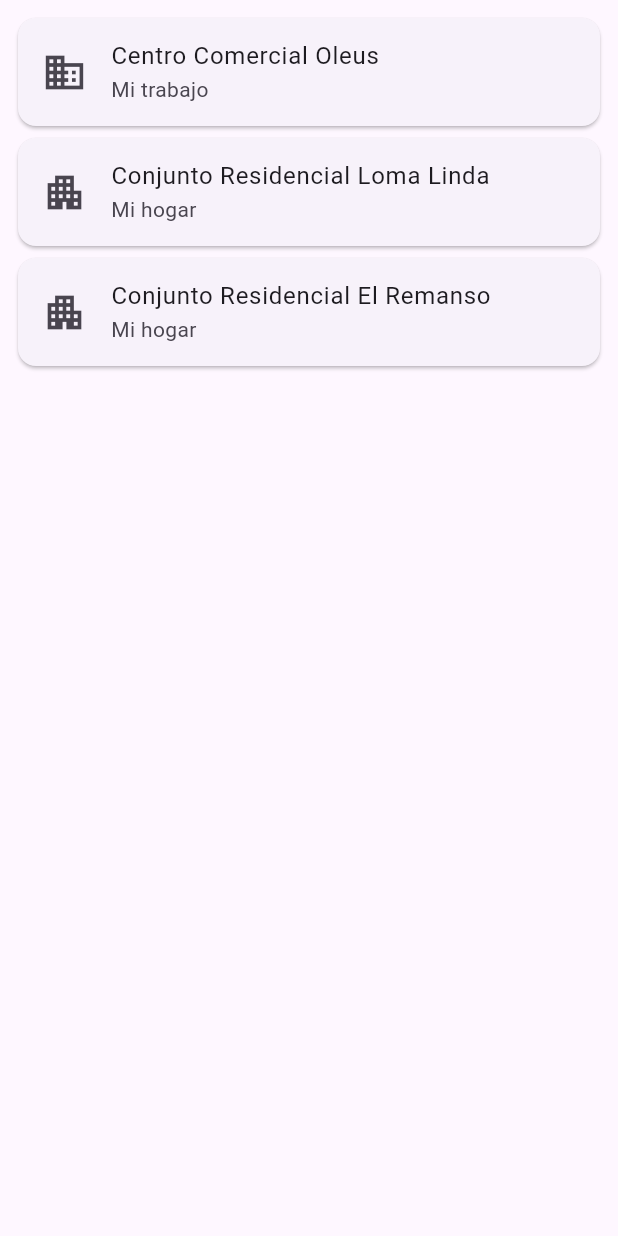
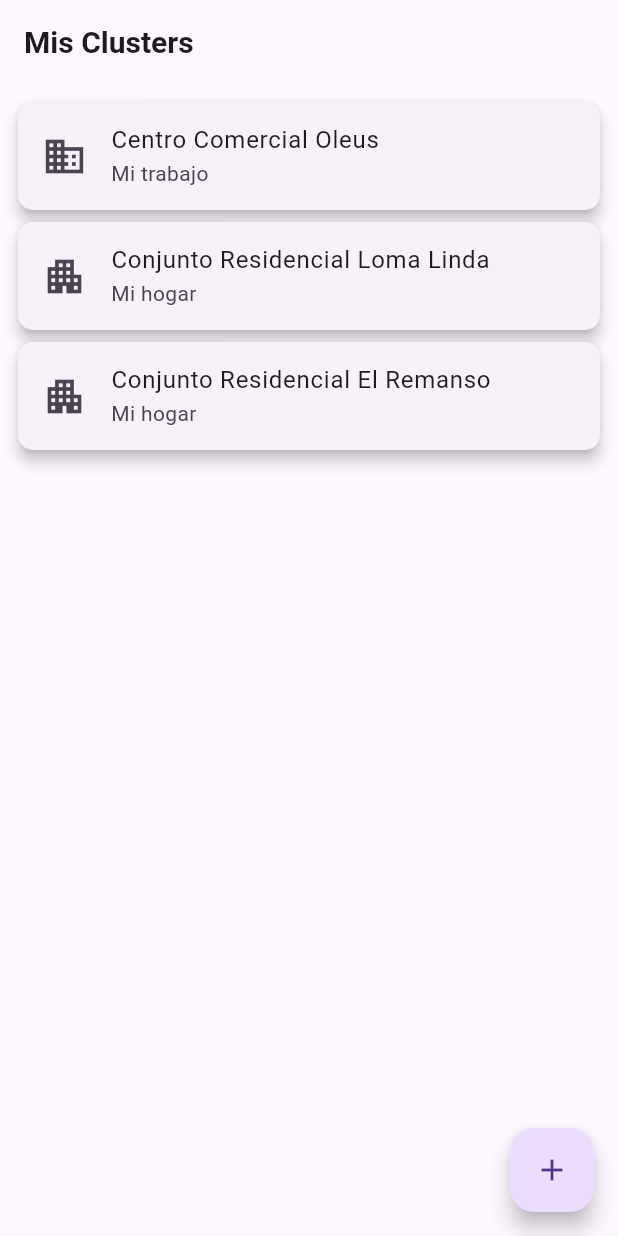
Before and after one commit to hamebust/clusterpassport, a Flutter app: the MyClustersPage screen opened directly, on a phone screen of 412 x 824 dp. Run offline on Flutter 3.47's test engine with Material 3 defaults, Android fonts, the phone set to English and light mode, and no system bars; our stand-ins replace cached_network_image, fluttertoast, image_picker; missing offline and left inert: country_pickers, flutter_pin_code_fields, giphy_picker.

Commit message:
20240823-12:44

```diff
--- a/lib/features/authorized/presenter/chat_authorized_page.dart
+++ b/lib/features/authorized/presenter/chat_authorized_page.dart
@@ -175,7 +175,7 @@ class VisitInformation extends StatelessWidget {
   final ValueChanged<String?> onTimeTypeSelected;
   final ValueChanged<int> onHourSelected;
 
-  VisitInformation({
+  const VisitInformation({
     super.key,
     required this.timeType,
     required this.visitType,
@@ -253,7 +253,7 @@ class VisitInformation extends StatelessWidget {
           ),
           child: Text(
             '$label: $formattedDateTime',
-            style: TextStyle(color: Colors.white),
+            style: const TextStyle(color: Colors.white),
           ),
         ),
       ),
--- a/lib/features/my_clusters/my_clusters_page.dart
+++ b/lib/features/my_clusters/my_clusters_page.dart
@@ -1,67 +1,82 @@
 import 'package:flutter/material.dart';
-//import './my_clusters_controller.dart';
-//
-//class MyClustersPage extends StatelessWidget {
-//
-//    final MyClustersController _controller;
-//
-//    const MyClustersPage({
-//        Key? key,
-//        required MyClustersController controller,
-//      }) : _controller = controller;
-//
-//    @override
-//    Widget build(BuildContext context) {
-//        return Scaffold(
-//            appBar: AppBar(title: Text('MyClustersPage'),),
-//            body: Container(),
-//        );
-//    }
-//}
+
+class Cluster {
+  final IconData icon;
+  final String title;
+  final String subtitle;
+
+  Cluster({
+    required this.icon,
+    required this.title,
+    required this.subtitle,
+  });
+}
 
 class MyClustersPage extends StatelessWidget {
   MyClustersPage({super.key});
 
-  final List<Map<String, String>> myclusters = [
-    {
-      'icon': 'business',
-      'title': 'Centro Comercial Oleus',
-      'subtitle': 'Mi trabajo'
-    },
-    {
-      'icon': 'apartment',
-      'title': 'Conjunto Residencial Loma Linda',
-      'subtitle': 'Mi hogar'
-    },
-    {
-      'icon': 'apartment',
-      'title': 'Conjunto Residencial El Remanso',
-      'subtitle': 'Mi hogar'
-    },
+  final List<Cluster> myclusters = [
+    Cluster(
+      icon: Icons.business,
+      title: 'Centro Comercial Oleus',
+      subtitle: 'Mi trabajo',
+    ),
+    Cluster(
+      icon: Icons.apartment,
+      title: 'Conjunto Residencial Loma Linda',
+      subtitle: 'Mi hogar',
+    ),
+    Cluster(
+      icon: Icons.apartment,
+      title: 'Conjunto Residencial El Remanso',
+      subtitle: 'Mi hogar',
+    ),
   ];
 
   @override
   Widget build(BuildContext context) {
     return Scaffold(
+      appBar: AppBar(
+        title: const Text('Mis Clusters'),
+      ),
       body: Padding(
         padding: const EdgeInsets.all(8.0),
         child: ListView.builder(
           itemCount: myclusters.length,
           itemBuilder: (context, index) {
-            final cluster = myclusters[index];
-            return Card(
-              child: ListTile(
-                leading: Icon(
-                  cluster['icon'] == 'business' ? Icons.business : Icons.apartment,
-                  size: 30,
-                ),
-                title: Text(cluster['title']!),
-                subtitle: Text(cluster['subtitle']!),
-              ),
-            );
+            return ClusterCard(cluster: myclusters[index]);
           },
         ),
+      ),
+      floatingActionButton: FloatingActionButton(
+        onPressed: () {
+          // Acción para agregar un nuevo cluster
+          Navigator.pushNamed(context, '/add_cluster');
+        },
+        child: const Icon(Icons.add),
       ),
     );
   }
 }
+
+class ClusterCard extends StatelessWidget {
+  final Cluster cluster;
+
+  const ClusterCard({super.key, required this.cluster});
+
+  @override
+  Widget build(BuildContext context) {
+    return Card(
+      elevation: 4,
+      shape: RoundedRectangleBorder(borderRadius: BorderRadius.circular(10)),
+      child: ListTile(
+        leading: Icon(
+          cluster.icon,
+          size: 30,
+        ),
+        title: Text(cluster.title),
+        subtitle: Text(cluster.subtitle),
+      ),
+    );
+  }
+}
```
